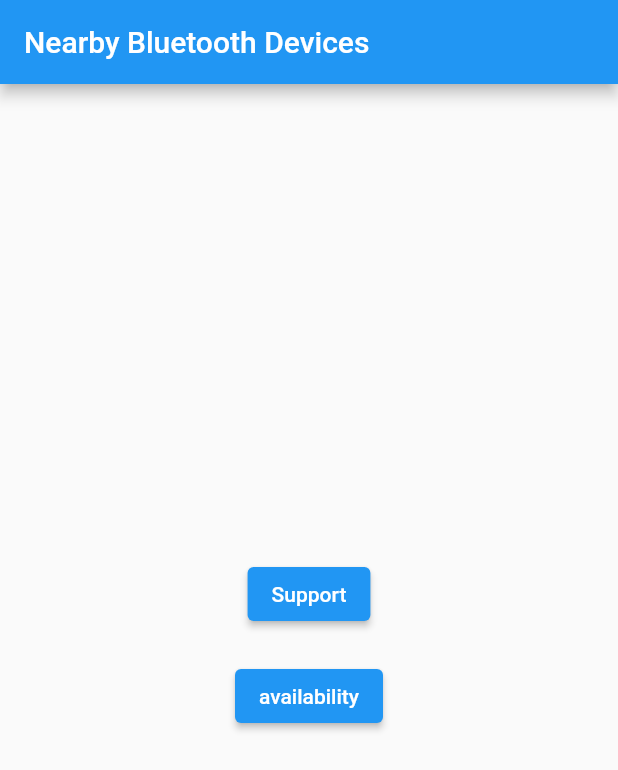
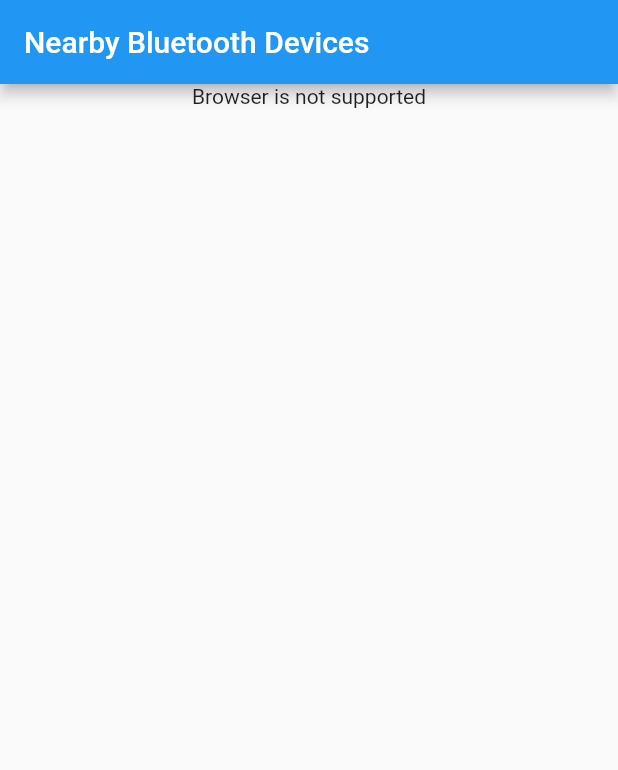
Before and after one commit to Abhishekvlog/bluetooth_communication, a Flutter app: the screen it shows after launch, on a phone screen of 412 x 824 dp. Shown: the top 770 px of the screen. Run offline on Flutter 3.47's test engine with Material 2 defaults, Android fonts, the phone set to English and light mode, and no system bars; our stand-ins replace get; missing offline and left inert: flutter_web_bluetooth.

Commit message:
air web commit

```diff
--- a/lib/main.dart
+++ b/lib/main.dart
@@ -1,4 +1,5 @@
 import 'package:flutter/material.dart';
+import 'package:get/get.dart';
 import 'package:number_trivia/view/BLEDevicesScreen.dart';
 
 void main() {
@@ -11,7 +12,7 @@ class MyApp extends StatelessWidget {
   // This widget is the root of your application.
   @override
   Widget build(BuildContext context) {
-    return MaterialApp(
+    return GetMaterialApp(
       title: 'Flutter Demo',
       theme: ThemeData(
         colorScheme: ColorScheme.fromSeed(seedColor: Colors.deepPurple),
--- a/lib/view/BLEDevicesScreen.dart
+++ b/lib/view/BLEDevicesScreen.dart
@@ -1,5 +1,6 @@
 import 'package:flutter/material.dart';
-import 'package:flutter_web_bluetooth/flutter_web_bluetooth.dart';
+import 'package:get/get.dart';
+import '../controller/bluetooth_controller.dart';
 
 class NearBluetoothDevices extends StatelessWidget {
   @override
@@ -20,35 +21,103 @@ class MyHomePage extends StatefulWidget {
 }
 
 class _MyHomePageState extends State<MyHomePage> {
-  // List<BluetoothDevice> nearbyDevices = [];
+  final BluetoothController btController = Get.put(BluetoothController());
+
 
   @override
   Widget build(BuildContext context) {
     return Scaffold(
       appBar: AppBar(
-        title: Text('Nearby Bluetooth Devices'),
+        title: const Text('Nearby Bluetooth Devices'),
       ),
-      body: Center(
+      body: SizedBox(
+        // Wrap with Container to provide explicit constraints
+        width: double.infinity,
+        height: double.infinity,
+        child: SingleChildScrollView(
+          child: Center(
+            child: Column(
+              children: [
+                Obx(() {
+                  btController.checkWebSupport();
+                  final bool support = btController.supported.value;
+                  final bool connected = btController.connected.value;
+                  final bool showDataScreen = btController.showData.value;
+                  if (support) {
+                    return Center(
                         child: Column(
                       mainAxisAlignment: MainAxisAlignment.center,
-          children: <Widget>[
+                      crossAxisAlignment: CrossAxisAlignment.center,
+                      children: [
                         ElevatedButton(
-              onPressed: (){
-                final supported = FlutterWebBluetooth.instance.isBluetoothApiSupported;
-                print('support - $supported');
+                          onPressed: () {
+                            btController.scanDevices();
                           },
-              child: const Text('Support'),
+                          child: const Text("scan device"),
                         ),
-            SizedBox(height: 20),
-            ElevatedButton(
-              onPressed: () async{
-                final available = FlutterWebBluetooth.instance.isAvailable;
-                print('available -  $available');
+                        if (connected)
+                          Center(
+                            child: Column(
+                              children: [
+                                Row(
+                                  children: [
+                                    const SizedBox(
+                                      height: 100,
+                                    ),
+                                    Padding(
+                                      padding: const EdgeInsets.all(8.0),
+                                      child: ElevatedButton(
+                                          onPressed: () {
+                                            btController.startNotification();
                                           },
-              child: const Text('availability'),
+                                          child: const Text("start session")),
                                     ),
-            SizedBox(height: 20),
+                                    Padding(
+                                      padding: const EdgeInsets.all(8.0),
+                                      child: ElevatedButton(
+                                          onPressed: () {
+                                            btController.stopNotification();
+                                          },
+                                          child: const Text("end session")),
+                                    ),
+                                    Padding(
+                                      padding: const EdgeInsets.all(8.0),
+                                      child: ElevatedButton(
+                                          onPressed: () {
+                                            btController.disconnect();
+                                          },
+                                          child: const Text("disconnect")),
+                                    ),
                                   ],
+                                ),
+                                if (showDataScreen)
+                                  Center(
+                                    child: Column(
+                                      children: [
+                                        Padding(
+                                          padding: const EdgeInsets.all(8.0),
+                                          child: ElevatedButton(
+                                              onPressed: () {btController.getList();},
+                                              child: const Text("get Data")),
+                                        ),],
+                                    ),
+                                  ),
+                                if(btController.isLoading.value)
+                                  Center(
+                                    child: LinearProgressIndicator(),
+                                  ),
+                              ],
+                            ),
+                          ),
+                      ],
+                    ));
+                  } else {
+                    return const Center(child: Text("Browser is not supported"));
+                  }
+                }),
+              ],
+            ),
+          ),
         ),
       ),
     );
--- a/lib/view/bluetoothDevice.dart
+++ /dev/null
@@ -1,27 +0,0 @@
-import 'package:flutter_web_bluetooth/web/js/js.dart';
-import 'package:get/get.dart';
-import 'package:js/js_util.dart' as js_util;
-import 'package:web_blue/web_blue.dart';
-
-class BluetoothDevice {
-  final String id;
-  final String name;
-
-  BluetoothDevice(this.id, this.name);
-    //
-  //  Future<List<BluetoothDevice>> requestNearbyDevices() async {
-  //   final jsPromise = js_util.callMethod(navigator, 'bluetooth.requestDevice', [js_util.newObject()]);
-  //   final promise = js_util.promiseToFuture(jsPromise);
-  //
-  //   final result = await promise;
-  //   final List<BluetoothDevice> devices = [];
-  //
-  //   if (result != null) {
-  //     final id = js_util.getProperty(result, 'id') as String;
-  //     final name = js_util.getProperty(result, 'name') as String;
-  //     devices.add(BluetoothDevice(id, name));
-  //   }
-  //
-  //   return devices;
-  // }
-}
```
Also changed, not shown: chrome-experimantal-launch/Add-experimental-launch-flag.patch.dart (deleted, +0 -27 lines), lib/controller/bluetooth_controller.dart (added, +167 -0 lines), lib/view/SessionResultScreen.dart (added, +45 -0 lines), lib/view/listView.dart (added, +26 -0 lines), pubspec.lock, 1 other file. Lines whose indentation alone changed are shown as unchanged.
